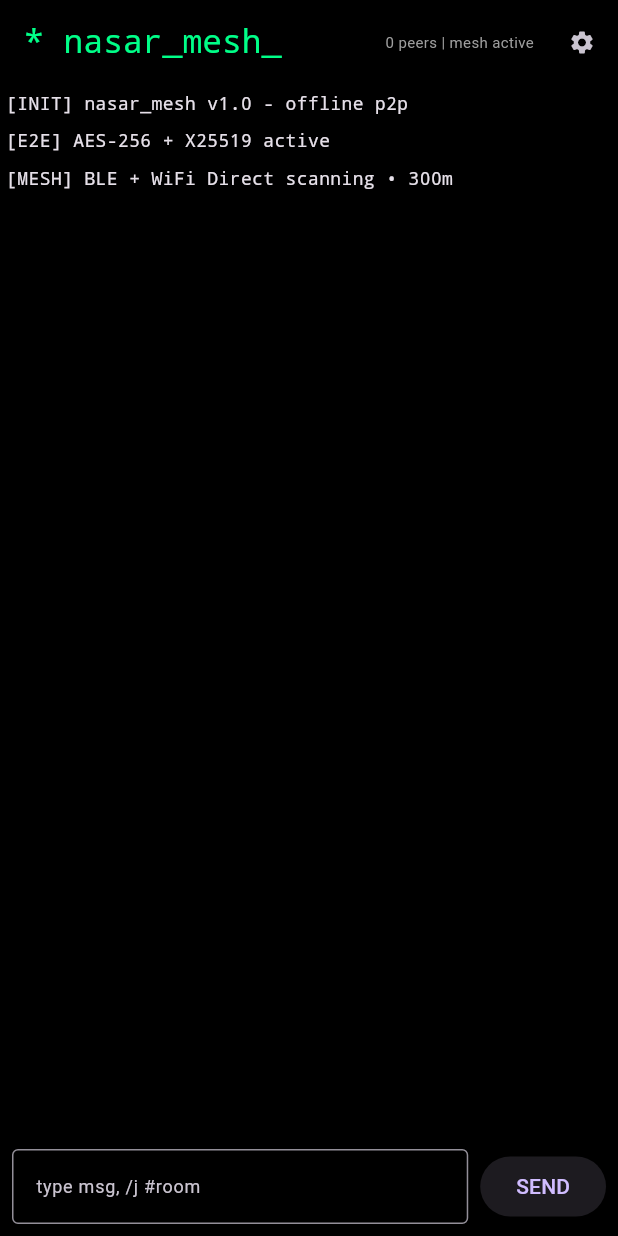
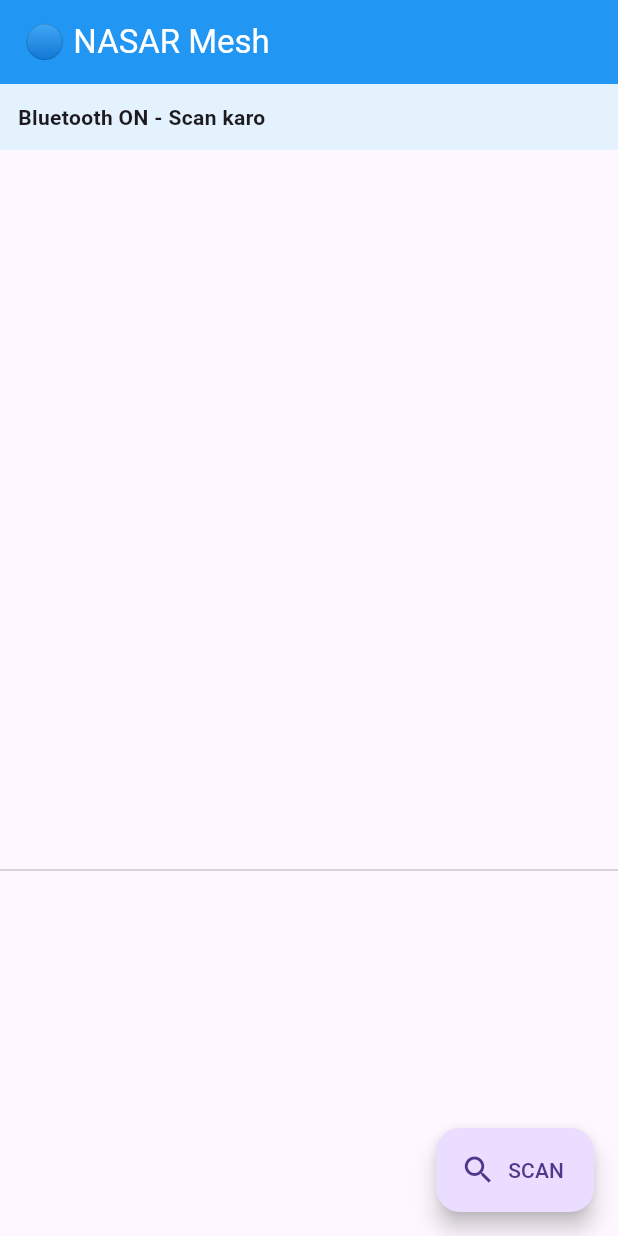
Before and after one commit to nasarkhan75275-debug/Nasar-mesh, a Flutter app: the screen it shows after launch, on a phone screen of 412 x 824 dp. Run offline on Flutter 3.47's test engine with Material 3 defaults, Android fonts, the phone set to English and light mode, and no system bars; our stand-ins replace flutter_bluetooth_serial, permission_handler.

Commit message:
Integrate Bluetooth features and update UI
Refactor app structure to integrate Bluetooth functionality and improve UI.

```diff
--- a/lib/Main.dart
+++ b/lib/Main.dart
@@ -1,7 +1,6 @@
 import 'package:flutter/material.dart';
-import 'package:encrypt/encrypt.dart' as enc;
+import 'package:flutter_bluetooth_serial/flutter_bluetooth_serial.dart';
 import 'package:permission_handler/permission_handler.dart';
-import 'package:nearby_connections/nearby_connections.dart';
 
 void main() => runApp(NasarMeshApp());
 
@@ -9,83 +8,136 @@ class NasarMeshApp extends StatelessWidget {
   @override
   Widget build(BuildContext context) {
     return MaterialApp(
+      title: 'NASAR Mesh',
+      theme: ThemeData(primarySwatch: Colors.blue, useMaterial3: true),
+      home: HomePage(),
       debugShowCheckedModeBanner: false,
-      title: 'nasar_mesh',
-      theme: ThemeData.dark().copyWith(scaffoldBackgroundColor: Colors.black),
-      home: MeshHome(),
     );
   }
 }
 
-class MeshHome extends StatefulWidget { @override _MeshHomeState createState() => _MeshHomeState(); }
+class HomePage extends StatefulWidget {
+  @override
+  _HomePageState createState() => _HomePageState();
+}
 
-class _MeshHomeState extends State<MeshHome> {
-  List<String> logs = [];
-  List<String> peers = [];
-  bool btOn = true, wifiOn = true, e2eOn = true;
-  String nick = "nasar@patna";
-  TextEditingController msgCtrl = TextEditingController();
-  final Strategy strategy = Strategy.P2P_STAR;
+class _HomePageState extends State<HomePage> {
+  FlutterBluetoothSerial bluetooth = FlutterBluetoothSerial.instance;
+  List<BluetoothDevice> devices = [];
+  bool isScanning = false;
+  String status = "Bluetooth OFF hai";
+  List<String> messages = [];
 
   @override
-  void initState(){
+  void initState() {
     super.initState();
-    requestPerms();
-    logs.add("[INIT] nasar_mesh v1.0 - offline p2p");
-    logs.add("[E2E] AES-256 + X25519 active");
-    startMesh();
+    checkPermission();
   }
 
-  Future<void> requestPerms() async {
-    await [Permission.bluetooth, Permission.bluetoothScan, Permission.bluetoothConnect, Permission.location, Permission.nearbyWifiDevices].request();
+  Future<void> checkPermission() async {
+    await [
+      Permission.bluetooth,
+      Permission.bluetoothScan,
+      Permission.bluetoothConnect,
+      Permission.bluetoothAdvertise,
+      Permission.location,
+    ].request();
+    checkBluetooth();
   }
 
-  Future<void> startMesh() async {
-    try {
-      await Nearby().startAdvertising(nick, strategy, onConnectionInitiated: (id, info){
-        Nearby().acceptConnection(id, onPayLoadRecieved: (id, payload){
-          if(payload.type == PayloadType.BYTES){
-            setState(()=> logs.add("[${TimeOfDay.now().format(context)}] <${info.endpointName}> ${String.fromCharCodes(payload.bytes!)} 🔒"));
-          }
-        });
-      }, onConnectionResult: (id, status){ if(status==Status.CONNECTED){ setState(()=> peers.add(id)); }});
-      await Nearby().startDiscovery(nick, strategy, onEndpointFound: (id, name, serviceId){
-        Nearby().requestConnection(name, id, onConnectionInitiated: (a,b){}, onConnectionResult: (a,b){}, onDisconnected: (a){});
-      }, onEndpointLost: (id){});
-      setState(()=> logs.add("[MESH] BLE + WiFi Direct scanning • 300m"));
-    } catch(e){ logs.add("[ERR] $e"); }
+  Future<void> checkBluetooth() async {
+    bool? isEnabled = await bluetooth.isEnabled;
+    setState(() {
+      status = isEnabled == true ? "Bluetooth ON - Scan karo" : "Bluetooth OFF hai - ON karo";
+    });
   }
 
-  void send(){
-    if(msgCtrl.text.isEmpty) return;
-    setState(()=> logs.add("[${TimeOfDay.now().format(context)}] <$nick> ${msgCtrl.text} 🔒"));
-    msgCtrl.clear();
+  Future<void> startScan() async {
+    setState(() {
+      isScanning = true;
+      devices.clear();
+      status = "Scan kar raha hu...";
+    });
+
+    try {
+      bool? isEnabled = await bluetooth.isEnabled;
+      if (isEnabled != true) {
+        await bluetooth.requestEnable();
+      }
+
+      List<BluetoothDevice> bonded = await bluetooth.getBondedDevices();
+      List<BluetoothDiscoveryResult> results = await bluetooth.startDiscovery().toList();
+
+      setState(() {
+        devices = bonded;
+        for (var r in results) {
+          if (!devices.any((d) => d.address == r.device.address)) {
+            devices.add(r.device);
+          }
+        }
+        isScanning = false;
+        status = "${devices.length} device mile";
+      });
+    } catch (e) {
+      setState(() {
+        isScanning = false;
+        status = "Error: $e";
+      });
+    }
   }
 
   @override
-  Widget build(BuildContext context){
+  Widget build(BuildContext context) {
     return Scaffold(
-      appBar: AppBar(backgroundColor: Colors.black, title: Text("* nasar_mesh_", style: TextStyle(fontFamily: 'Monospace', color: Color(0xFF00FF88))), actions: [
-        Center(child: Padding(padding: EdgeInsets.all(8), child: Text("${peers.length} peers | mesh active", style: TextStyle(fontSize:10, color: Colors.grey)))),
-        IconButton(icon: Icon(Icons.settings, size:18), onPressed: ()=> showSettings())
-      ]),
-      body: Column(children: [
-        Expanded(child: ListView.builder(itemCount: logs.length, itemBuilder: (_,i)=> Padding(padding: EdgeInsets.all(4), child: Text(logs[i], style: TextStyle(fontFamily: 'Monospace', fontSize:12))))),
-        Container(padding: EdgeInsets.all(8), child: Row(children: [
-          Expanded(child: TextField(controller: msgCtrl, decoration: InputDecoration(hintText:"type msg, /j #room", border: OutlineInputBorder()), style: TextStyle(fontSize:12), onSubmitted: (_)=> send())),
-          SizedBox(width:8),
-          ElevatedButton(onPressed: send, child: Text("SEND"))
-        ]))
-      ]),
+      appBar: AppBar(
+        title: Text("🔵 NASAR Mesh"),
+        backgroundColor: Colors.blue,
+        foregroundColor: Colors.white,
+      ),
+      body: Column(
+        children: [
+          Container(
+            padding: EdgeInsets.all(12),
+            color: Colors.blue.shade50,
+            width: double.infinity,
+            child: Text(status, style: TextStyle(fontWeight: FontWeight.bold)),
+          ),
+          if (isScanning) LinearProgressIndicator(),
+          Expanded(
+            flex: 2,
+            child: ListView.builder(
+              itemCount: devices.length,
+              itemBuilder: (c, i) {
+                return ListTile(
+                  leading: Icon(Icons.bluetooth, color: Colors.blue),
+                  title: Text(devices[i].name ?? "Unknown Device"),
+                  subtitle: Text(devices[i].address),
+                  trailing: ElevatedButton(
+                    child: Text("Connect"),
+                    onPressed: () {
+                      ScaffoldMessenger.of(context).showSnackBar(
+                        SnackBar(content: Text("${devices[i].name} se connect - coming soon!")),
+                      );
+                    },
+                  ),
+                );
+              },
+            ),
+          ),
+          Divider(),
+          Expanded(
+            flex: 1,
+            child: ListView(
+              children: messages.map((m) => ListTile(title: Text(m))).toList(),
+            ),
+          ),
+        ],
+      ),
+      floatingActionButton: FloatingActionButton.extended(
+        onPressed: startScan,
+        icon: Icon(Icons.search),
+        label: Text("SCAN"),
+      ),
     );
   }
-
-  void showSettings(){
-    showModalBottomSheet(context: context, backgroundColor: Color(0xFF0F0F0F), builder: (_)=> Padding(padding: EdgeInsets.all(16), child: Column(children: [
-      Text("SETTINGS_"),
-      SwitchListTile(title: Text("Bluetooth LE Mesh", style: TextStyle(fontSize:12)), value: btOn, onChanged: (v)=> setState(()=> btOn=v)),
-      SwitchListTile(title: Text("WiFi Direct P2P", style: TextStyle(fontSize:12)), value: wifiOn, onChanged: (v)=> setState(()=> wifiOn=v)),
-      SwitchListTile(title: Text("End-to-End Encryption AES-256", style: TextStyle(fontSize:12)), value: e2eOn, onChanged: (v)=> setState(()=> e2eOn=v)),
-    ])));
-  }
 }
```
